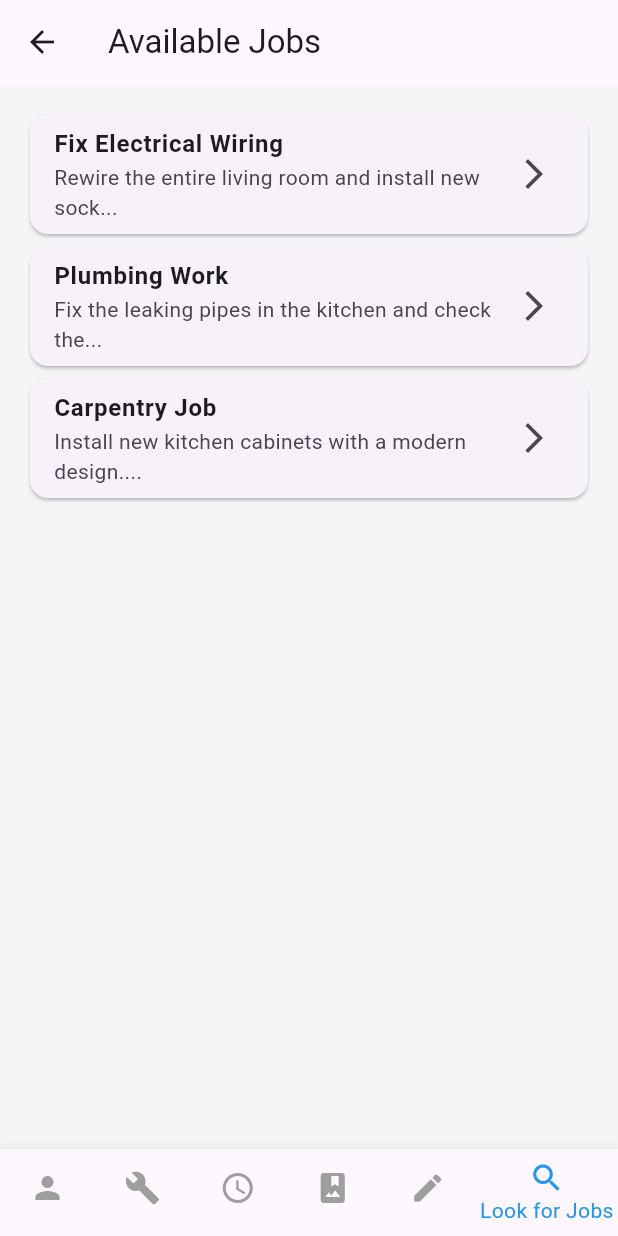
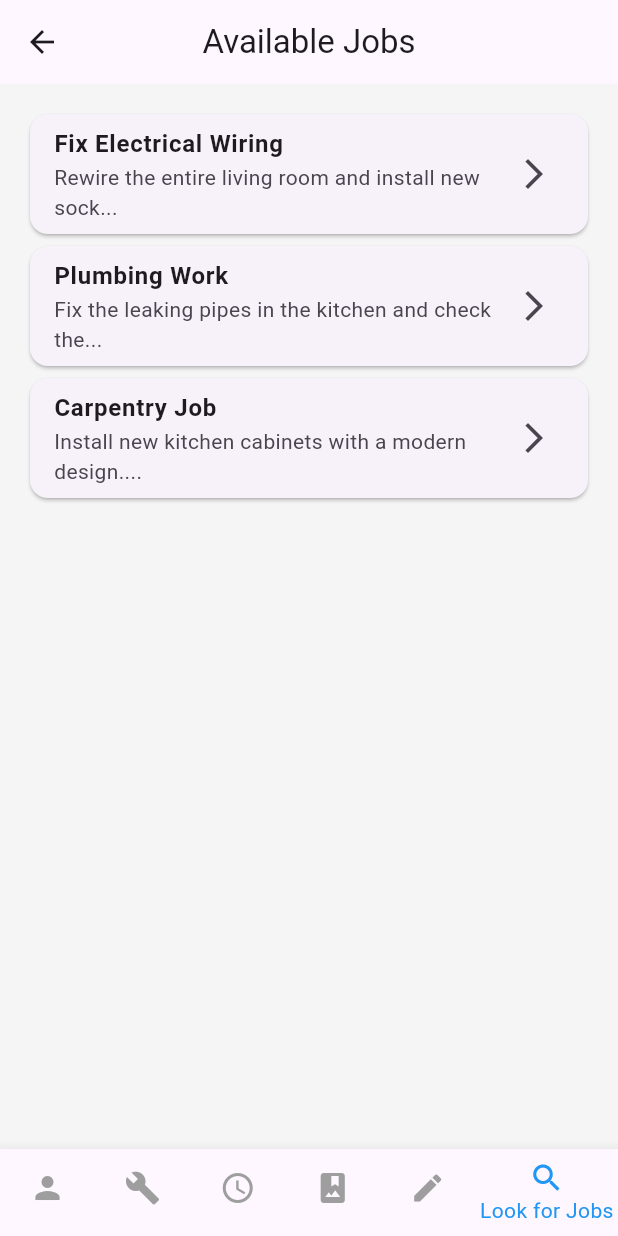
Before and after one commit to AaronsFYP2024-25/flutter-application, a Flutter app: the ContractorProfilePage screen opened by its route, item 6 of the bottom bar chosen, on a phone screen of 412 x 824 dp. Run offline on Flutter 3.47's test engine with Material 3 defaults, Android fonts, the phone set to English and light mode, and no system bars; network calls fail.

Commit message:
Working on aligment of applicatoin

```diff
--- a/protrade_hub/lib/screens/contractor_profile.dart
+++ b/protrade_hub/lib/screens/contractor_profile.dart
@@ -96,7 +96,7 @@ class _ContractorProfilePageState extends State<ContractorProfilePage> {
   }
 
   void _onItemTapped(int index) {
-    print('Navigating to tab: $index'); // Debug output
+    print('Navigating to tab: \$index'); // Debug output
     setState(() {
       _selectedIndex = index;
     });
@@ -114,7 +114,8 @@ class _ContractorProfilePageState extends State<ContractorProfilePage> {
     ];
 
     final List<Widget> pages = [
-      ContractorProfileOverview(
+      Center(
+        child: ContractorProfileOverview(
           specializations: specializations,
           availability: availability,
           onEdit: () {
@@ -133,29 +134,41 @@ class _ContractorProfilePageState extends State<ContractorProfilePage> {
             );
           },
         ),
-      ManageSpecializationsWidget(
+      ),
+      Center(
+        child: ManageSpecializationsWidget(
           specializations: specializations,
           onSpecializationAdded: _onSpecializationAdded,
           onSpecializationRemoved: _onSpecializationRemoved,
         ),
-      ManageAvailabilityWidget(
+      ),
+      Center(
+        child: ManageAvailabilityWidget(
           availability: availability,
           onAvailabilityAdded: _onAvailabilityAdded,
           onAvailabilityRemoved: _onAvailabilityRemoved,
           onNewDayAdded: _onNewDayAdded,
         ),
-      DisplayPortfolioWidget(portfolio: mockPortfolio),
-      ManagePortfolioWidget(
+      ),
+      Center(
+        child: DisplayPortfolioWidget(portfolio: mockPortfolio),
+      ),
+      Center(
+        child: ManagePortfolioWidget(
           portfolio: mockPortfolio,
           onPortfolioAdded: _addPortfolioItem,
           onPortfolioDeleted: _deletePortfolioItem,
         ),
-       const ViewJobsWidget(),
+      ),
+      Center(
+        child: const ViewJobsWidget(),
+      ),
     ];
 
     return Scaffold(
       appBar: AppBar(
         title: Text(titles[_selectedIndex]),
+        centerTitle: true,
       ),
       body: pages[_selectedIndex],
       bottomNavigationBar: BottomNavigationBar(
```
Lines whose indentation alone changed are shown as unchanged.
